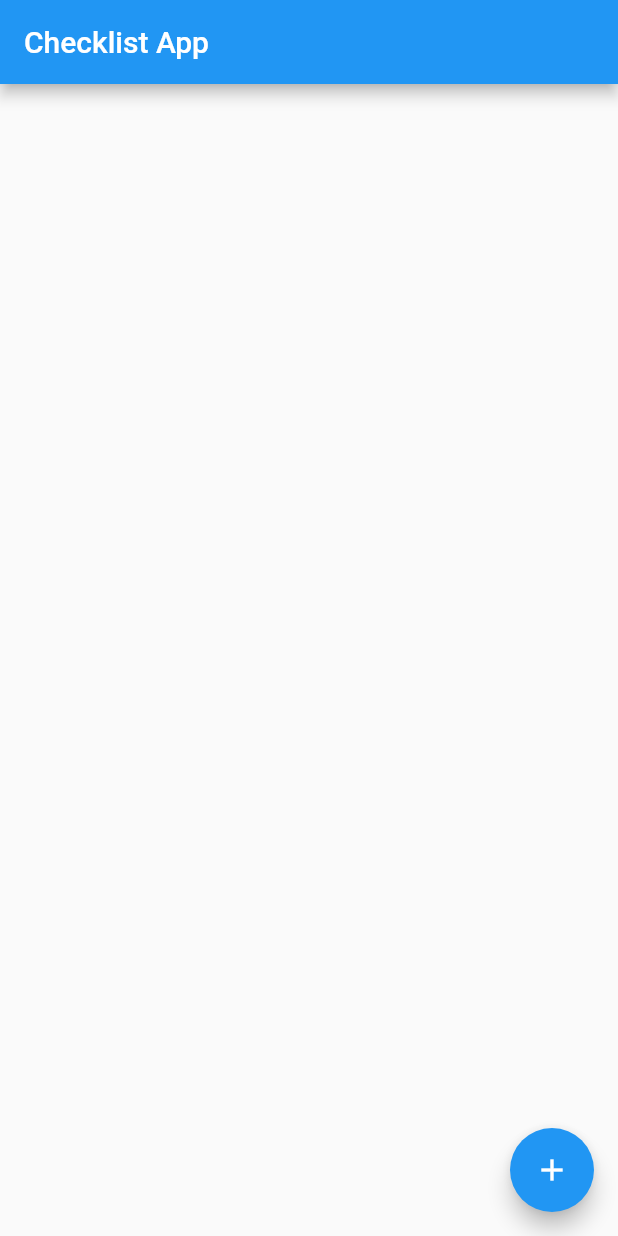
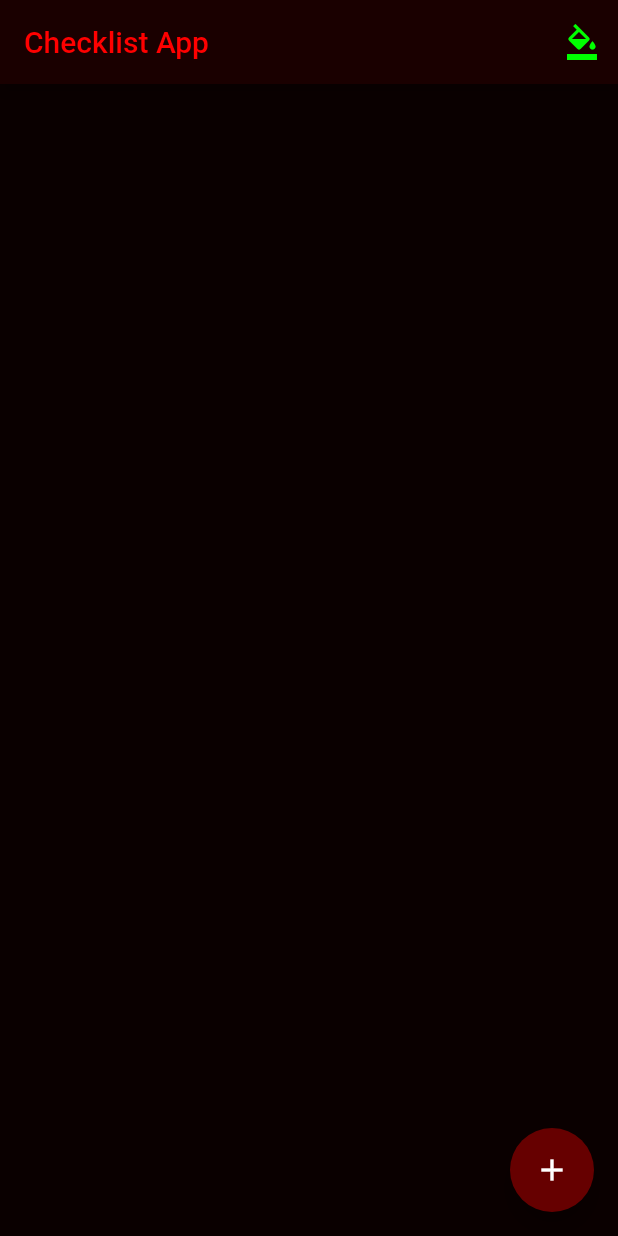
Before and after one commit to tlarsendataguy/checklist, a Flutter app: the screen it shows after launch, on a phone screen of 412 x 824 dp. Run offline on Flutter 3.47's test engine with Material 2 defaults, Android fonts, the phone set to English and light mode, and no system bars; missing offline and left inert: command, commandlist, draggablelistview.

Commit message:
Move appbar to templates, allow changing color

```diff
--- a/lib/main.dart
+++ b/lib/main.dart
@@ -6,19 +6,31 @@ import 'package:flutter/material.dart';
 import 'package:checklist/ui/landing.dart';
 import 'package:checklist/ui/newbook.dart';
 import 'package:checklist/ui/editlist.dart';
+import 'package:checklist/ui/templates.dart';
 
 void main() => runApp(new MyApp());
 
-class MyApp extends StatelessWidget {
+class MyApp extends StatefulWidget {
+
+  _MyAppState createState() => new _MyAppState();
+}
+
+class _MyAppState extends State<MyApp>{
+
+  ThemeData theme = ThemeColors.theme;
+
   @override
   Widget build(BuildContext context) {
     return new MaterialApp(
       title: Strings.appTitle,
-      theme: new ThemeData(
-        primarySwatch: Colors.blue,
-      ),
+      theme: ThemeColors.theme,
       onGenerateRoute: _getRoute,
     );
+  }
+
+  void setColor(bool makeRed){
+    var colorFunc = makeRed ? ThemeColors.setRed : ThemeColors.setGreen;
+    setState(colorFunc);
   }
 
   Route<Null> _getRoute(RouteSettings settings) {
@@ -27,7 +39,7 @@ class MyApp extends StatelessWidget {
       return new MaterialPageRoute<Null>(
         settings: settings,
         maintainState: false,
-        builder: (BuildContext context) => new Landing(),
+        builder: (BuildContext context) => new Landing(setColor),
       );
     }
 
--- a/lib/ui/editbookbranch.dart
+++ b/lib/ui/editbookbranch.dart
@@ -2,6 +2,7 @@ import 'dart:async';
 
 import 'package:checklist/src/bookio.dart';
 import 'package:checklist/src/checklist.dart';
+import 'package:checklist/ui/templates.dart';
 import 'package:draggablelistview/draggablelistview.dart';
 import 'package:checklist/ui/listviewpopupmenubutton.dart';
 import 'package:checklist/ui/strings.dart';
@@ -49,9 +50,7 @@ class _EditBookBranchState extends State<EditBookBranch> {
 
   Widget build(BuildContext context) {
     return new Scaffold(
-      appBar: new AppBar(
-        title: new Text(Strings.editLists(_listType)),
-      ),
+      appBar: themeAppBar(title: Strings.editLists(_listType)),
       body: _getBody(context),
     );
   }
--- a/lib/ui/landing.dart
+++ b/lib/ui/landing.dart
@@ -4,7 +4,9 @@ import 'package:checklist/src/bookio.dart';
 import 'package:checklist/ui/templates.dart';
 
 class Landing extends StatefulWidget {
-  Landing({Key key}) : super(key: key);
+  Landing(this.onThemeChanged,{Key key}) : super(key: key);
+
+  ThemeChangeCallback onThemeChanged;
 
   _LandingState createState() => new _LandingState();
 }
@@ -54,8 +56,9 @@ class _LandingState extends State<Landing> {
 
   Widget build(BuildContext context) {
     return new Scaffold(
-      appBar: new AppBar(
-        title: new Text(Strings.appTitle),
+      appBar: themeAppBar(
+        title: Strings.appTitle,
+        onThemeChanged: widget.onThemeChanged,
       ),
       body: new Padding(
           padding: const EdgeInsets.only(top: listTopPad),
--- a/lib/ui/newbook.dart
+++ b/lib/ui/newbook.dart
@@ -25,9 +25,7 @@ class _NewBookState extends State<NewBook> {
 
   Widget build(BuildContext context) {
     return new Scaffold(
-      appBar: new AppBar(
-        title: new Text(Strings.newBookTitle),
-      ),
+      appBar: themeAppBar(title: Strings.newBookTitle),
       body: new Padding(
         padding: pagePadding,
         child: new ListView(
@@ -39,7 +37,7 @@ class _NewBookState extends State<NewBook> {
               ),
             ),
             editorElementPadding(
-              child: new RaisedButton(
+              child: themeRaisedButton(
                 child: _createButtonContent(),
                 onPressed: _createContainer,
               ),
--- a/lib/ui/templates.dart
+++ b/lib/ui/templates.dart
@@ -1,18 +1,199 @@
 import 'package:flutter/material.dart';
+
+typedef void ThemeChangeCallback(bool makeRed);
 
 const double defaultPad = 16.0;
 const double listTopPad = 8.0;
 var pagePadding = const EdgeInsets.fromLTRB(defaultPad, 0.0, defaultPad, 0.0);
 var defaultPadding = const EdgeInsets.fromLTRB(0.0, defaultPad, 0.0, 0.0);
 
-Widget editorElementPadding({Widget child}){
+const Color primaryRed50 = const Color(0xFFFFE6E6);
+const Color primaryRed100 = const Color(0xFFFFCCCC);
+const Color primaryRed200 = const Color(0xFFFF9999);
+const Color primaryRed300 = const Color(0xFFFF6666);
+const Color primaryRed400 = const Color(0xFFFF3333);
+const Color primaryRed = const Color(0xFFFF0000);
+const Color primaryRed600 = const Color(0xFFCC0000);
+const Color primaryRed700 = const Color(0xFF990000);
+const Color primaryRed800 = const Color(0xFF660000);
+const Color primaryRed900 = const Color(0xFF330000);
+const Color primaryRed950 = const Color(0xFF1A0000);
+const Color blackRed = const Color(0xFF0A0000);
+
+const Color primaryGreen50 = const Color(0xFFE6FFE6);
+const Color primaryGreen100 = const Color(0xFFCCFFCC);
+const Color primaryGreen200 = const Color(0xFF99FF99);
+const Color primaryGreen300 = const Color(0xFF66FF66);
+const Color primaryGreen400 = const Color(0xFF33FF33);
+const Color primaryGreen = const Color(0xFF00FF00);
+const Color primaryGreen600 = const Color(0xFF00CC00);
+const Color primaryGreen700 = const Color(0xFF009900);
+const Color primaryGreen800 = const Color(0xFF006600);
+const Color primaryGreen900 = const Color(0xFF003300);
+const Color primaryGreen950 = const Color(0xFF001A00);
+const Color blackGreen = const Color(0xFF000A00);
+
+class ThemeColors {
+  static Color primary50 = primaryRed50;
+  static Color primary100 = primaryRed100;
+  static Color primary200 = primaryRed200;
+  static Color primary300 = primaryRed300;
+  static Color primary400 = primaryRed400;
+  static Color primary = primaryRed;
+  static Color primary600 = primaryRed600;
+  static Color primary700 = primaryRed700;
+  static Color primary800 = primaryRed800;
+  static Color primary900 = primaryRed900;
+  static Color primary950 = primaryRed950;
+  static Color black = blackRed;
+  static bool isRed = true;
+  static ThemeData theme = getTheme();
+
+  static ThemeData getTheme() {
+    var textTheme = getThemeTextTheme();
+    return new ThemeData(
+      brightness: Brightness.dark,
+      primarySwatch: new MaterialColor(
+        black.hashCode,
+        {
+          50: black,
+          100: black,
+          200: black,
+          300: black,
+          400: black,
+          500: black,
+          600: black,
+          700: black,
+          800: black,
+          900: black,
+        },
+      ),
+      primaryColorBrightness: Brightness.dark,
+      accentColor: primary800,
+      accentColorBrightness: Brightness.light,
+      canvasColor: black,
+      scaffoldBackgroundColor: ThemeColors.black,
+      cardColor: black,
+      dividerColor: primary800,
+      backgroundColor: black,
+      highlightColor: primary700,
+      splashColor: primary600,
+      iconTheme: getThemeIconTheme(),
+      textTheme: textTheme,
+      accentTextTheme: textTheme,
+      primaryTextTheme: textTheme,
+    );
+  }
+
+  static TextStyle getThemeTextStyle() {
+    return new TextStyle(
+      color: primary,
+    );
+  }
+
+  static TextTheme getThemeTextTheme() {
+    var style = getThemeTextStyle();
+    return new TextTheme(
+    display1: style,
+    display2: style,
+    display3: style,
+    display4: style,
+    headline: style,
+    title: style,
+    subhead: style,
+    body1: style,
+    body2: style,
+    caption: style,
+    button: style,
+  );
+  }
+
+  static IconThemeData getThemeIconTheme(){
+    return new IconThemeData(
+      color: primary,
+    );
+  }
+
+  static void setRed() {
+    primary50 = primaryRed50;
+    primary100 = primaryRed100;
+    primary200 = primaryRed200;
+    primary300 = primaryRed300;
+    primary400 = primaryRed400;
+    primary = primaryRed;
+    primary600 = primaryRed600;
+    primary700 = primaryRed700;
+    primary800 = primaryRed800;
+    primary900 = primaryRed900;
+    primary950 = primaryRed950;
+    black = blackRed;
+    isRed = true;
+    theme = getTheme();
+  }
+
+  static void setGreen() {
+    primary50 = primaryGreen50;
+    primary100 = primaryGreen100;
+    primary200 = primaryGreen200;
+    primary300 = primaryGreen300;
+    primary400 = primaryGreen400;
+    primary = primaryGreen;
+    primary600 = primaryGreen600;
+    primary700 = primaryGreen700;
+    primary800 = primaryGreen800;
+    primary900 = primaryGreen900;
+    primary950 = primaryGreen950;
+    black = blackGreen;
+    isRed = false;
+    theme = getTheme();
+  }
+}
+
+RaisedButton themeRaisedButton({Widget child, void onPressed}) {
+  return new RaisedButton(
+    disabledColor: ThemeColors.black,
+    color: ThemeColors.black,
+    textColor: ThemeColors.primary,
+    disabledTextColor: ThemeColors.primary900,
+    onPressed: onPressed,
+    child: child,
+  );
+}
+
+AppBar themeAppBar({String title, ThemeChangeCallback onThemeChanged}) {
+  bool makeRed;
+  Color newColor;
+  if (ThemeColors.isRed) {
+    newColor = primaryGreen;
+    makeRed = false;
+  } else {
+    newColor = primaryRed;
+    makeRed = true;
+  }
+  return new AppBar(
+    title: new Text(title),
+    backgroundColor: ThemeColors.primary950,
+    iconTheme: ThemeColors.getThemeIconTheme(),
+    actions: <Widget>[
+      new IconButton(
+        color: newColor,
+        icon: const Icon(Icons.format_color_fill),
+        onPressed: () {
+          onThemeChanged(makeRed);
+        },
+      )
+    ],
+  );
+}
+
+Widget editorElementPadding({Widget child}) {
   return new Padding(
     padding: defaultPadding,
     child: child,
   );
 }
 
-Widget overflowText(String text){
+Widget overflowText(String text) {
   return new Text(
     text,
     softWrap: false,
```
Also changed, not shown: lib/ui/editbook.dart (+3 -5 lines), lib/ui/editlist.dart (+3 -5 lines).
